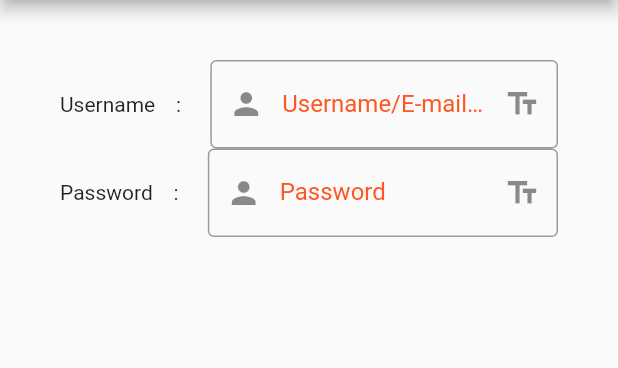
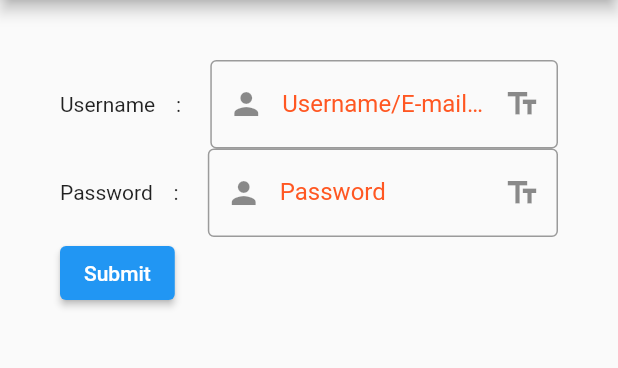
Before and after one commit to Abhay987/form-flutter, a Flutter app: the screen it shows after launch, on a phone screen of 412 x 824 dp, the part 84-452 px from its top. Run offline on Flutter 3.47's test engine with Material 2 defaults, Android fonts, the phone set to English and light mode, and no system bars.

Commit message:
Add button in custom form

```diff
--- a/lib/main.dart
+++ b/lib/main.dart
@@ -62,6 +62,12 @@ class Homepage extends StatelessWidget {
                     icon: Text("Password    : "),
                   ),
                 ),
+                ElevatedButton(
+                    onPressed: () {
+                      ScaffoldMessenger.of(context).showSnackBar(
+                          SnackBar(content: Text("Processing Data")));
+                    },
+                    child: Text("Submit")),
               ],
             ),
           )),
```
